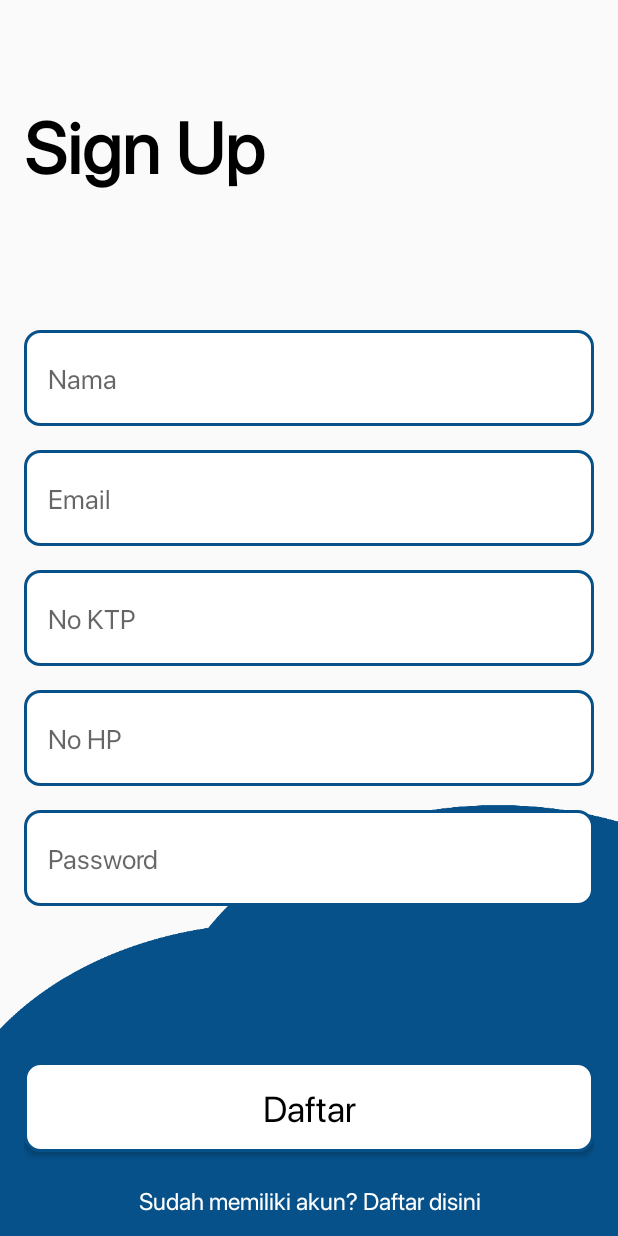
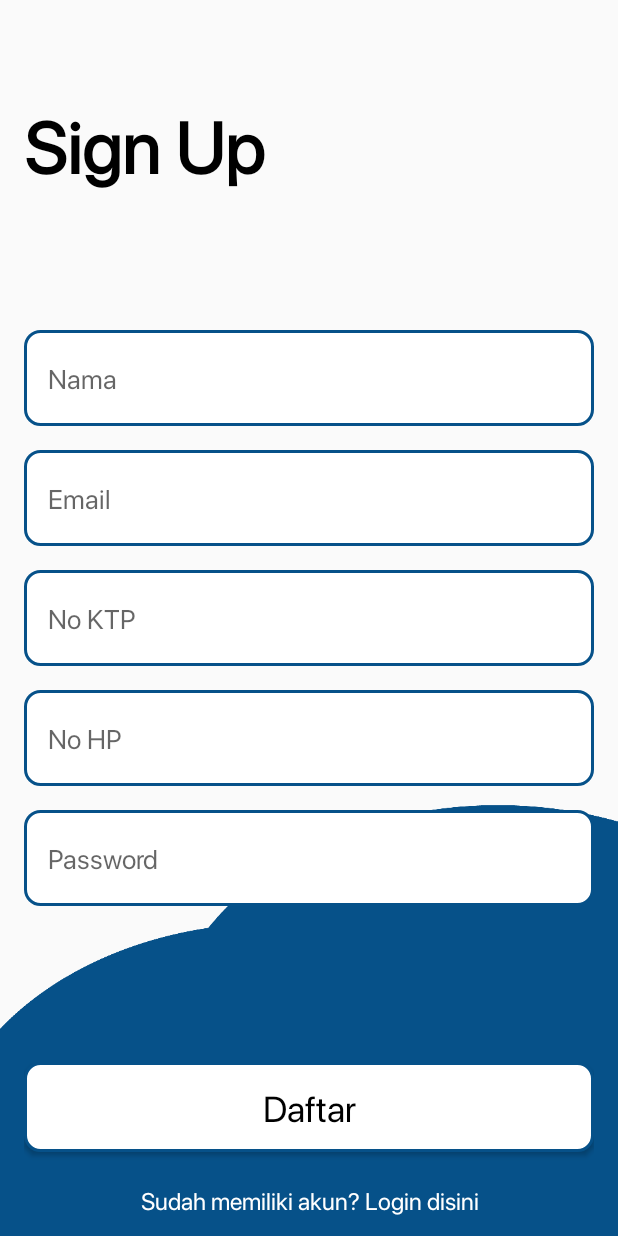
Before and after one commit to radityarin/Nulungi, an Android app: the SignUpPage screen opened directly, with no data from a screen before it, on a phone screen of 412 x 824 dp. Run offline under Robolectric (Android 15) with nearby library versions, the phone set to English and light mode, and no system bars.

Commit message:
revisi sign chevron sign in

```diff
--- a/app/src/main/res/layout/activity_sign_up_page.xml
+++ b/app/src/main/res/layout/activity_sign_up_page.xml
@@ -93,7 +93,7 @@
             android:textSize="16dp"
             android:background="@color/Transparent"
             android:textColor="@android:color/white"
-            android:text="Sudah memiliki akun? Daftar disini"
+            android:text="Sudah memiliki akun? Login disini"
             android:textAllCaps="false" />
     </LinearLayout>
 </RelativeLayout>
```
Also changed, not shown: app/src/main/res/drawable/ic_chevron_left_black_24dp.xml (renamed from app/src/main/res/drawable-v24/ic_chevron_left_black_24dp.xml).
